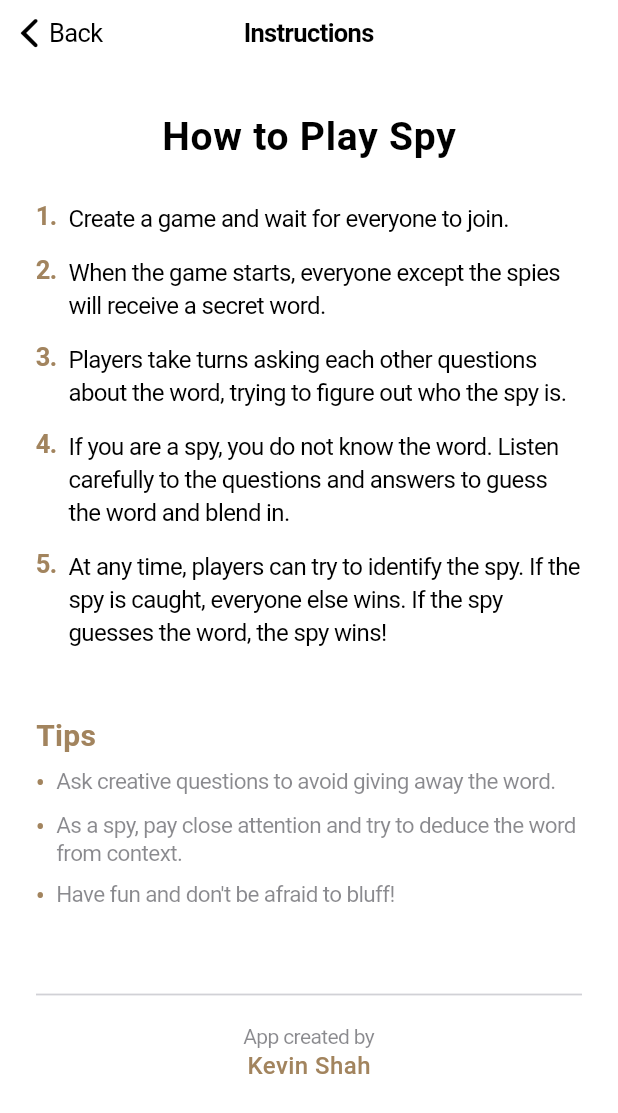
After one commit to kevin6shah/spy-flutter, a Flutter app: the Instructions screen opened directly, on a phone screen of 412 x 824 dp. The commit adds this screen. Shown: the top 1113 px of the screen. Run offline on Flutter 3.47's test engine with Material 3 defaults, Android fonts, the phone set to English and light mode, and no system bars; our stand-ins replace cloud_firestore, firebase_core, shared_preferences; accounts and stored records are empty.

Commit message:
Instructions page added

```diff
--- /dev/null
+++ b/lib/instructions.dart
@@ -0,0 +1,193 @@
+import 'package:flutter/cupertino.dart';
+import 'package:flutter/material.dart';
+import 'package:spy/main.dart';
+
+class Instructions extends StatelessWidget {
+  const Instructions({super.key});
+
+  @override
+  Widget build(BuildContext context) {
+    final isDark = !ThemeUtils.isLightMode(context);
+    final primaryText = isDark ? CupertinoColors.white : CupertinoColors.black;
+    final secondaryText =
+        isDark ? CupertinoColors.systemGrey2 : CupertinoColors.secondaryLabel;
+    final accent = CupertinoColors.systemBrown;
+
+    return CupertinoPageScaffold(
+      navigationBar: CupertinoNavigationBar(
+        middle: Text('Instructions', style: TextStyle(color: primaryText)),
+        previousPageTitle: 'Back',
+        backgroundColor:
+            isDark
+                ? CupertinoColors.black
+                : CupertinoColors.extraLightBackgroundGray,
+      ),
+      backgroundColor: isDark ? CupertinoColors.black : CupertinoColors.white,
+      child: SafeArea(
+        child: SingleChildScrollView(
+          padding: EdgeInsets.symmetric(horizontal: 24, vertical: 32),
+          child: Column(
+            crossAxisAlignment: CrossAxisAlignment.start,
+            children: [
+              Center(
+                child: Text(
+                  'How to Play Spy',
+                  style: TextStyle(
+                    fontSize: 26,
+                    fontWeight: FontWeight.bold,
+                    letterSpacing: 0.5,
+                    color: primaryText,
+                  ),
+                ),
+              ),
+              SizedBox(height: 28),
+              _buildStep(
+                number: 1,
+                text: 'Create a game and wait for everyone to join.',
+                color: accent,
+                textColor: primaryText,
+              ),
+              _buildStep(
+                number: 2,
+                text:
+                    'When the game starts, everyone except the spies will receive a secret word.',
+                color: accent,
+                textColor: primaryText,
+              ),
+              _buildStep(
+                number: 3,
+                text:
+                    'Players take turns asking each other questions about the word, trying to figure out who the spy is.',
+                color: accent,
+                textColor: primaryText,
+              ),
+              _buildStep(
+                number: 4,
+                text:
+                    'If you are a spy, you do not know the word. Listen carefully to the questions and answers to guess the word and blend in.',
+                color: accent,
+                textColor: primaryText,
+              ),
+              _buildStep(
+                number: 5,
+                text:
+                    'At any time, players can try to identify the spy. If the spy is caught, everyone else wins. If the spy guesses the word, the spy wins!',
+                color: accent,
+                textColor: primaryText,
+              ),
+              SizedBox(height: 32),
+              Text(
+                'Tips',
+                style: TextStyle(
+                  fontSize: 20,
+                  fontWeight: FontWeight.w600,
+                  letterSpacing: 0.2,
+                  color: accent,
+                ),
+              ),
+              SizedBox(height: 10),
+              _buildBullet(
+                'Ask creative questions to avoid giving away the word.',
+                bulletColor: accent,
+                textColor: secondaryText,
+              ),
+              _buildBullet(
+                'As a spy, pay close attention and try to deduce the word from context.',
+                bulletColor: accent,
+                textColor: secondaryText,
+              ),
+              _buildBullet(
+                'Have fun and don\'t be afraid to bluff!',
+                bulletColor: accent,
+                textColor: secondaryText,
+              ),
+              SizedBox(height: 40),
+              Divider(
+                thickness: 1.2,
+                color:
+                    isDark
+                        ? CupertinoColors.systemGrey
+                        : CupertinoColors.systemGrey4,
+              ),
+              SizedBox(height: 12),
+              Center(
+                child: Column(
+                  children: [
+                    Text(
+                      'App created by',
+                      style: TextStyle(fontSize: 14, color: secondaryText),
+                    ),
+                    SizedBox(height: 2),
+                    Text(
+                      'Kevin Shah',
+                      style: TextStyle(
+                        fontSize: 16,
+                        fontWeight: FontWeight.w500,
+                        color: accent,
+                        letterSpacing: 0.3,
+                      ),
+                    ),
+                  ],
+                ),
+              ),
+            ],
+          ),
+        ),
+      ),
+    );
+  }
+
+  Widget _buildStep({
+    required int number,
+    required String text,
+    required Color color,
+    required Color textColor,
+  }) {
+    return Padding(
+      padding: const EdgeInsets.only(bottom: 14),
+      child: Row(
+        crossAxisAlignment: CrossAxisAlignment.start,
+        children: [
+          Text(
+            '$number.',
+            style: TextStyle(
+              fontSize: 17,
+              fontWeight: FontWeight.bold,
+              color: color,
+            ),
+          ),
+          SizedBox(width: 8),
+          Expanded(
+            child: Text(
+              text,
+              style: TextStyle(fontSize: 16, height: 1.35, color: textColor),
+            ),
+          ),
+        ],
+      ),
+    );
+  }
+
+  Widget _buildBullet(
+    String text, {
+    required Color bulletColor,
+    required Color textColor,
+  }) {
+    return Padding(
+      padding: const EdgeInsets.only(bottom: 8),
+      child: Row(
+        crossAxisAlignment: CrossAxisAlignment.start,
+        children: [
+          Text('•', style: TextStyle(fontSize: 18, color: bulletColor)),
+          SizedBox(width: 8),
+          Expanded(
+            child: Text(
+              text,
+              style: TextStyle(fontSize: 15, height: 1.3, color: textColor),
+            ),
+          ),
+        ],
+      ),
+    );
+  }
+}
--- a/lib/main.dart
+++ b/lib/main.dart
@@ -5,6 +5,7 @@ import 'package:shared_preferences/shared_preferences.dart';
 import 'package:spy/create_game.dart';
 import 'package:spy/firebase_options.dart';
 import 'package:spy/game_lobby.dart';
+import 'package:spy/instructions.dart';
 
 void main() async {
   WidgetsFlutterBinding.ensureInitialized();
@@ -334,6 +335,16 @@ class _MyHomePageState extends State<MyHomePage> {
                       );
                     },
                   ),
+                  CupertinoButton(
+                    child: Text('How to play?', style: TextStyle(fontSize: 14)),
+                    onPressed:
+                        () => Navigator.push(
+                          context2,
+                          CupertinoPageRoute(
+                            builder: (context) => const Instructions(),
+                          ),
+                        ),
+                  ),
                 ],
               ),
             ),
```
Also changed, not shown: 1 other file.
